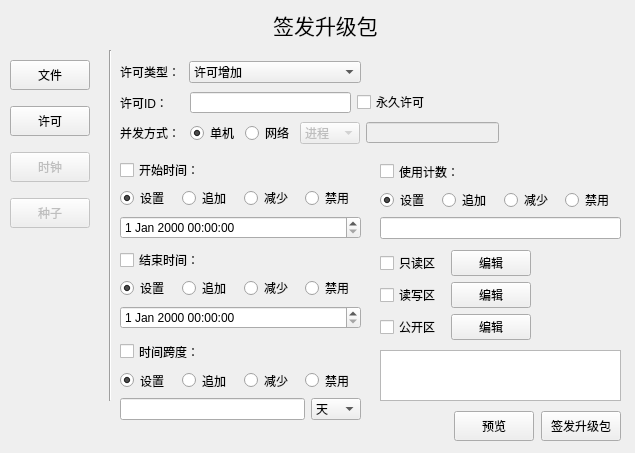
Above: SenseD2CAPI/licenseview.ui from R1turn0/QtProject before the change. Below: the same form after it.
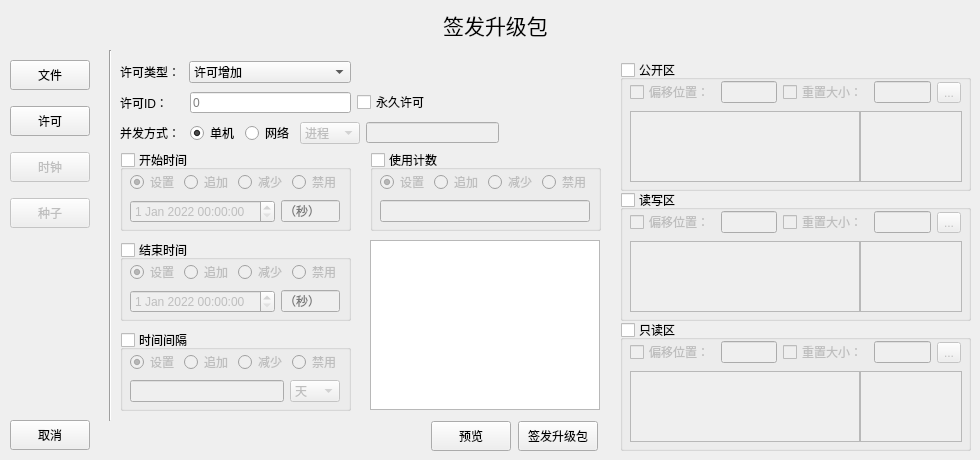
That is the form after the change.

```diff
--- a/SenseD2CAPI/licenseview.ui
+++ b/SenseD2CAPI/licenseview.ui
@@ -6,20 +6,20 @@
    <rect>
     <x>0</x>
     <y>0</y>
-    <width>635</width>
-    <height>453</height>
+    <width>980</width>
+    <height>460</height>
    </rect>
   </property>
   <property name="minimumSize">
    <size>
-    <width>635</width>
-    <height>453</height>
+    <width>980</width>
+    <height>460</height>
    </size>
   </property>
   <property name="maximumSize">
    <size>
-    <width>635</width>
-    <height>453</height>
+    <width>980</width>
+    <height>460</height>
    </size>
   </property>
   <property name="windowTitle">
@@ -30,7 +30,7 @@
     <rect>
      <x>40</x>
      <y>0</y>
-     <width>571</width>
+     <width>911</width>
      <height>51</height>
     </rect>
    </property>
@@ -44,234 +44,13 @@
      <x>100</x>
      <y>50</y>
      <width>20</width>
-     <height>351</height>
+     <height>371</height>
     </rect>
    </property>
    <property name="orientation">
     <enum>Qt::Vertical</enum>
    </property>
   </widget>
-  <widget class="QWidget" name="layoutWidget_2">
-   <property name="geometry">
-    <rect>
-     <x>120</x>
-     <y>340</y>
-     <width>241</width>
-     <height>80</height>
-    </rect>
-   </property>
-   <layout class="QVBoxLayout" name="TimeSpanLayout">
-    <item>
-     <widget class="QCheckBox" name="timeSpanCheckBox">
-      <property name="text">
-       <string>时间跨度：</string>
-      </property>
-     </widget>
-    </item>
-    <item>
-     <layout class="QHBoxLayout" name="horizontalLayout_7">
-      <item>
-       <widget class="QRadioButton" name="timeSpanSetRadioButton">
-        <property name="text">
-         <string>设置</string>
-        </property>
-        <property name="checked">
-         <bool>true</bool>
-        </property>
-       </widget>
-      </item>
-      <item>
-       <widget class="QRadioButton" name="timeSpanAddRadioButton">
-        <property name="text">
-         <string>追加</string>
-        </property>
-       </widget>
-      </item>
-      <item>
-       <widget class="QRadioButton" name="timeSpanSubRadioButton">
-        <property name="text">
-         <string>减少</string>
-        </property>
-       </widget>
-      </item>
-      <item>
-       <widget class="QRadioButton" name="timeSpanBanRadioButton">
-        <property name="text">
-         <string>禁用</string>
-        </property>
-       </widget>
-      </item>
-     </layout>
-    </item>
-    <item>
-     <layout class="QHBoxLayout" name="horizontalLayout_8">
-      <item>
-       <widget class="QLineEdit" name="timeSpanLineEdit"/>
-      </item>
-      <item>
-       <widget class="QComboBox" name="timeSpanComboBox">
-        <property name="minimumSize">
-         <size>
-          <width>50</width>
-          <height>0</height>
-         </size>
-        </property>
-        <property name="maximumSize">
-         <size>
-          <width>50</width>
-          <height>16777215</height>
-         </size>
-        </property>
-        <item>
-         <property name="text">
-          <string>天</string>
-         </property>
-        </item>
-        <item>
-         <property name="text">
-          <string>秒</string>
-         </property>
-        </item>
-       </widget>
-      </item>
-     </layout>
-    </item>
-   </layout>
-  </widget>
-  <widget class="QWidget" name="layoutWidget_5">
-   <property name="geometry">
-    <rect>
-     <x>120</x>
-     <y>250</y>
-     <width>241</width>
-     <height>79</height>
-    </rect>
-   </property>
-   <layout class="QVBoxLayout" name="OverTimeLayout">
-    <item>
-     <widget class="QCheckBox" name="overTimeCheckBox">
-      <property name="minimumSize">
-       <size>
-        <width>239</width>
-        <height>20</height>
-       </size>
-      </property>
-      <property name="maximumSize">
-       <size>
-        <width>239</width>
-        <height>20</height>
-       </size>
-      </property>
-      <property name="text">
-       <string>结束时间：</string>
-      </property>
-     </widget>
-    </item>
-    <item>
-     <layout class="QHBoxLayout" name="horizontalLayout_12">
-      <item>
-       <widget class="QRadioButton" name="overTimeSetRadioButton">
-        <property name="text">
-         <string>设置</string>
-        </property>
-        <property name="checked">
-         <bool>true</bool>
-        </property>
-       </widget>
-      </item>
-      <item>
-       <widget class="QRadioButton" name="overTimeAddRadioButton">
-        <property name="text">
-         <string>追加</string>
-        </property>
-       </widget>
-      </item>
-      <item>
-       <widget class="QRadioButton" name="overTimeSubRadioButton">
-        <property name="text">
-         <string>减少</string>
-        </property>
-       </widget>
-      </item>
-      <item>
-       <widget class="QRadioButton" name="overTimeBanRadioButton">
-        <property name="text">
-         <string>禁用</string>
-        </property>
-       </widget>
-      </item>
-     </layout>
-    </item>
-    <item>
-     <layout class="QHBoxLayout" name="horizontalLayout_13">
-      <item>
-       <widget class="QDateTimeEdit" name="endDateTimeEdit"/>
-      </item>
-     </layout>
-    </item>
-   </layout>
-  </widget>
-  <widget class="QWidget" name="layoutWidget_6">
-   <property name="geometry">
-    <rect>
-     <x>380</x>
-     <y>160</y>
-     <width>241</width>
-     <height>79</height>
-    </rect>
-   </property>
-   <layout class="QVBoxLayout" name="UseCountLayout">
-    <item>
-     <widget class="QCheckBox" name="useCountCheckBox">
-      <property name="text">
-       <string>使用计数：</string>
-      </property>
-     </widget>
-    </item>
-    <item>
-     <layout class="QHBoxLayout" name="horizontalLayout_14">
-      <item>
-       <widget class="QRadioButton" name="useCountSetRadioButton">
-        <property name="text">
-         <string>设置</string>
-        </property>
-        <property name="checked">
-         <bool>true</bool>
-        </property>
-       </widget>
-      </item>
-      <item>
-       <widget class="QRadioButton" name="useCountAddRadioButton">
-        <property name="text">
-         <string>追加</string>
-        </property>
-       </widget>
-      </item>
-      <item>
-       <widget class="QRadioButton" name="useCountSubRadioButton">
-        <property name="text">
-         <string>减少</string>
-        </property>
-       </widget>
-      </item>
-      <item>
-       <widget class="QRadioButton" name="useCountBanRadioButton">
-        <property name="text">
-         <string>禁用</string>
-        </property>
-       </widget>
-      </item>
-     </layout>
-    </item>
-    <item>
-     <layout class="QHBoxLayout" name="horizontalLayout_15">
-      <item>
-       <widget class="QLineEdit" name="useCountLineEdit"/>
-      </item>
-     </layout>
-    </item>
-   </layout>
-  </widget>
   <widget class="QWidget" name="layoutWidget">
    <property name="geometry">
     <rect>
@@ -369,8 +148,8 @@
   <widget class="QWidget" name="layoutWidget">
    <property name="geometry">
     <rect>
-     <x>453</x>
-     <y>410</y>
+     <x>430</x>
+     <y>420</y>
      <width>171</width>
      <height>32</height>
     </rect>
@@ -416,85 +195,12 @@
     </item>
    </layout>
   </widget>
-  <widget class="QWidget" name="layoutWidget">
-   <property name="geometry">
-    <rect>
-     <x>120</x>
-     <y>160</y>
-     <width>241</width>
-     <height>79</height>
-    </rect>
-   </property>
-   <layout class="QVBoxLayout" name="StartTimeLayout">
-    <item>
-     <widget class="QCheckBox" name="startTimeCheckBox">
-      <property name="minimumSize">
-       <size>
-        <width>239</width>
-        <height>20</height>
-       </size>
-      </property>
-      <property name="maximumSize">
-       <size>
-        <width>239</width>
-        <height>20</height>
-       </size>
-      </property>
-      <property name="text">
-       <string>开始时间：</string>
-      </property>
-     </widget>
-    </item>
-    <item>
-     <layout class="QHBoxLayout" name="horizontalLayout_5">
-      <item>
-       <widget class="QRadioButton" name="startTimeSetRadioButton">
-        <property name="text">
-         <string>设置</string>
-        </property>
-        <property name="checked">
-         <bool>true</bool>
-        </property>
-       </widget>
-      </item>
-      <item>
-       <widget class="QRadioButton" name="startTimeAddRadioButton">
-        <property name="text">
-         <string>追加</string>
-        </property>
-       </widget>
-      </item>
-      <item>
-       <widget class="QRadioButton" name="startTimeSubRadioButton">
-        <property name="text">
-         <string>减少</string>
-        </property>
-       </widget>
-      </item>
-      <item>
-       <widget class="QRadioButton" name="startTimeBanRadioButton">
-        <property name="text">
-         <string>禁用</string>
-        </property>
-       </widget>
-      </item>
-     </layout>
-    </item>
-    <item>
-     <layout class="QHBoxLayout" name="horizontalLayout_6">
-      <item>
-       <widget class="QDateTimeEdit" name="startDateTimeEdit"/>
-      </item>
-     </layout>
-    </item>
-   </layout>
-  </widget>
   <widget class="QWidget" name="layoutWidget">
    <property name="geometry">
     <rect>
      <x>120</x>
      <y>60</y>
-     <width>241</width>
+     <width>231</width>
      <height>24</height>
     </rect>
    </property>
@@ -662,82 +368,6 @@
     </item>
    </layout>
   </widget>
-  <widget class="QWidget" name="layoutWidget">
-   <property name="geometry">
-    <rect>
-     <x>380</x>
-     <y>250</y>
-     <width>151</width>
-     <height>92</height>
-    </rect>
-   </property>
-   <layout class="QVBoxLayout" name="DataLayout">
-    <item>
-     <layout class="QHBoxLayout" name="horizontalLayout_4">
-      <item>
-       <widget class="QCheckBox" name="readonlyCheckBox">
-        <property name="text">
-         <string>只读区</string>
-        </property>
-       </widget>
-      </item>
-      <item>
-       <widget class="QPushButton" name="readonlyButton">
-        <property name="text">
-         <string>编辑</string>
-        </property>
-       </widget>
-      </item>
-     </layout>
-    </item>
-    <item>
-     <layout class="QHBoxLayout" name="horizontalLayout_9">
-      <item>
-       <widget class="QCheckBox" name="readWriteCheckBox">
-        <property name="text">
-         <string>读写区</string>
-        </property>
-       </widget>
-      </item>
-      <item>
-       <widget class="QPushButton" name="readWriteButton">
-        <property name="text">
-         <string>编辑</string>
-        </property>
-       </widget>
-      </item>
-     </layout>
-    </item>
-    <item>
-     <layout class="QHBoxLayout" name="publicLayout">
-      <item>
-       <widget class="QCheckBox" name="publicCheckBox">
-        <property name="text">
-         <string>公开区</string>
-        </property>
-       </widget>
-      </item>
-      <item>
-       <widget class="QPushButton" name="publicButton">
-        <property name="text">
-         <string>编辑</string>
-        </property>
-       </widget>
-      </item>
-     </layout>
-    </item>
-   </layout>
-  </widget>
-  <widget class="QTextEdit" name="previewTextEdit">
-   <property name="geometry">
-    <rect>
-     <x>380</x>
-     <y>350</y>
-     <width>241</width>
-     <height>51</height>
-    </rect>
-   </property>
-  </widget>
   <widget class="QWidget" name="layoutWidget">
    <property name="geometry">
     <rect>
@@ -771,6 +401,9 @@
           <height>21</height>
          </size>
         </property>
+        <property name="placeholderText">
+         <string>0</string>
+        </property>
        </widget>
       </item>
      </layout>
@@ -796,6 +429,860 @@
     </item>
    </layout>
   </widget>
+  <widget class="QGroupBox" name="publicGroupBox">
+   <property name="geometry">
+    <rect>
+     <x>620</x>
+     <y>60</y>
+     <width>351</width>
+     <height>131</height>
+    </rect>
+   </property>
+   <property name="title">
+    <string>公开区</string>
+   </property>
+   <property name="checkable">
+    <bool>true</bool>
+   </property>
+   <property name="checked">
+    <bool>false</bool>
+   </property>
+   <widget class="QWidget" name="">
+    <property name="geometry">
+     <rect>
+      <x>10</x>
+      <y>50</y>
+      <width>332</width>
+      <height>73</height>
+     </rect>
+    </property>
+    <layout class="QHBoxLayout" name="horizontalLayout_3">
+     <property name="spacing">
+      <number>0</number>
+     </property>
+     <item>
+      <widget class="QTextEdit" name="pubHexTextEdit">
+       <property name="minimumSize">
+        <size>
+         <width>230</width>
+         <height>70</height>
+        </size>
+       </property>
+       <property name="maximumSize">
+        <size>
+         <width>231</width>
+         <height>71</height>
+        </size>
+       </property>
+       <property name="lineWidth">
+        <number>1</number>
+       </property>
+      </widget>
+     </item>
+     <item>
+      <widget class="QTextEdit" name="pubTextEdit">
+       <property name="minimumSize">
+        <size>
+         <width>100</width>
+         <height>70</height>
+        </size>
+       </property>
+       <property name="maximumSize">
+        <size>
+         <width>104</width>
+         <height>71</height>
+        </size>
+       </property>
+       <property name="lineWidth">
+        <number>1</number>
+       </property>
+      </widget>
+     </item>
+    </layout>
+   </widget>
+   <widget class="QWidget" name="">
+    <property name="geometry">
+     <rect>
+      <x>10</x>
+      <y>20</y>
+      <width>331</width>
+      <height>25</height>
+     </rect>
+    </property>
+    <layout class="QHBoxLayout" name="horizontalLayout_18">
+     <item>
+      <layout class="QHBoxLayout" name="horizontalLayout_10">
+       <item>
+        <widget class="QCheckBox" name="pubDeviationCheckBox">
+         <property name="text">
+          <string>偏移位置：</string>
+         </property>
+        </widget>
+       </item>
+       <item>
+        <widget class="QLineEdit" name="pubDeviationLineEdit">
+         <property name="enabled">
+          <bool>false</bool>
+         </property>
+         <property name="placeholderText">
+          <string/>
+         </property>
+        </widget>
+       </item>
+      </layout>
+     </item>
+     <item>
+      <layout class="QHBoxLayout" name="horizontalLayout_11">
+       <item>
+        <widget class="QCheckBox" name="pubResetSizeCheckBox">
+         <property name="text">
+          <string>重置大小：</string>
+         </property>
+        </widget>
+       </item>
+       <item>
+        <widget class="QLineEdit" name="pubResetSizeLineEdit">
+         <property name="enabled">
+          <bool>false</bool>
+         </property>
+         <property name="placeholderText">
+          <string/>
+         </property>
+        </widget>
+       </item>
+      </layout>
+     </item>
+     <item>
+      <widget class="QToolButton" name="pubFileSelectToolButton">
+       <property name="text">
+        <string>...</string>
+       </property>
+      </widget>
+     </item>
+    </layout>
+   </widget>
+  </widget>
+  <widget class="QGroupBox" name="readWriteGroupBox">
+   <property name="geometry">
+    <rect>
+     <x>620</x>
+     <y>190</y>
+     <width>351</width>
+     <height>131</height>
+    </rect>
+   </property>
+   <property name="title">
+    <string>读写区</string>
+   </property>
+   <property name="checkable">
+    <bool>true</bool>
+   </property>
+   <property name="checked">
+    <bool>false</bool>
+   </property>
+   <widget class="QWidget" name="layoutWidget_3">
+    <property name="geometry">
+     <rect>
+      <x>10</x>
+      <y>50</y>
+      <width>332</width>
+      <height>73</height>
+     </rect>
+    </property>
+    <layout class="QHBoxLayout" name="horizontalLayout_4">
+     <property name="spacing">
+      <number>0</number>
+     </property>
+     <item>
+      <widget class="QTextEdit" name="rwHexTextEdit">
+       <property name="minimumSize">
+        <size>
+         <width>230</width>
+         <height>70</height>
+        </size>
+       </property>
+       <property name="maximumSize">
+        <size>
+         <width>231</width>
+         <height>71</height>
+        </size>
+       </property>
+       <property name="lineWidth">
+        <number>1</number>
+       </property>
+      </widget>
+     </item>
+     <item>
+      <widget class="QTextEdit" name="rwTextEdit">
+       <property name="minimumSize">
+        <size>
+         <width>100</width>
+         <height>70</height>
+        </size>
+       </property>
+       <property name="maximumSize">
+        <size>
+         <width>104</width>
+         <height>71</height>
+        </size>
+       </property>
+       <property name="lineWidth">
+        <number>1</number>
+       </property>
+      </widget>
+     </item>
+    </layout>
+   </widget>
+   <widget class="QWidget" name="layoutWidget_4">
+    <property name="geometry">
+     <rect>
+      <x>10</x>
+      <y>20</y>
+      <width>331</width>
+      <height>25</height>
+     </rect>
+    </property>
+    <layout class="QHBoxLayout" name="horizontalLayout_19">
+     <item>
+      <layout class="QHBoxLayout" name="horizontalLayout_20">
+       <item>
+        <widget class="QCheckBox" name="rwDeviationCheckBox">
+         <property name="text">
+          <string>偏移位置：</string>
+         </property>
+        </widget>
+       </item>
+       <item>
+        <widget class="QLineEdit" name="rwDeviationLineEdit">
+         <property name="enabled">
+          <bool>false</bool>
+         </property>
+         <property name="placeholderText">
+          <string/>
+         </property>
+        </widget>
+       </item>
+      </layout>
+     </item>
+     <item>
+      <layout class="QHBoxLayout" name="horizontalLayout_21">
+       <item>
+        <widget class="QCheckBox" name="rwResetSizeCheckBox">
+         <property name="text">
+          <string>重置大小：</string>
+         </property>
+        </widget>
+       </item>
+       <item>
+        <widget class="QLineEdit" name="rwResetSizeLineEdit">
+         <property name="enabled">
+          <bool>false</bool>
+         </property>
+         <property name="placeholderText">
+          <string/>
+         </property>
+        </widget>
+       </item>
+      </layout>
+     </item>
+     <item>
+      <widget class="QToolButton" name="rwFileSelectToolButton">
+       <property name="text">
+        <string>...</string>
+       </property>
+      </widget>
+     </item>
+    </layout>
+   </widget>
+  </widget>
+  <widget class="QGroupBox" name="onlyReadGroupBox">
+   <property name="geometry">
+    <rect>
+     <x>620</x>
+     <y>320</y>
+     <width>351</width>
+     <height>131</height>
+    </rect>
+   </property>
+   <property name="title">
+    <string>只读区</string>
+   </property>
+   <property name="checkable">
+    <bool>true</bool>
+   </property>
+   <property name="checked">
+    <bool>false</bool>
+   </property>
+   <widget class="QWidget" name="layoutWidget_8">
+    <property name="geometry">
+     <rect>
+      <x>10</x>
+      <y>50</y>
+      <width>332</width>
+      <height>73</height>
+     </rect>
+    </property>
+    <layout class="QHBoxLayout" name="horizontalLayout_9">
+     <property name="spacing">
+      <number>0</number>
+     </property>
+     <item>
+      <widget class="QTextEdit" name="orHexTextEdit">
+       <property name="minimumSize">
+        <size>
+         <width>230</width>
+         <height>70</height>
+        </size>
+       </property>
+       <property name="maximumSize">
+        <size>
+         <width>231</width>
+         <height>71</height>
+        </size>
+       </property>
+       <property name="lineWidth">
+        <number>1</number>
+       </property>
+      </widget>
+     </item>
+     <item>
+      <widget class="QTextEdit" name="orTextEdit">
+       <property name="minimumSize">
+        <size>
+         <width>100</width>
+         <height>70</height>
+        </size>
+       </property>
+       <property name="maximumSize">
+        <size>
+         <width>104</width>
+         <height>71</height>
+        </size>
+       </property>
+       <property name="lineWidth">
+        <number>1</number>
+       </property>
+      </widget>
+     </item>
+    </layout>
+   </widget>
+   <widget class="QWidget" name="layoutWidget_9">
+    <property name="geometry">
+     <rect>
+      <x>10</x>
+      <y>20</y>
+      <width>331</width>
+      <height>25</height>
+     </rect>
+    </property>
+    <layout class="QHBoxLayout" name="horizontalLayout_22">
+     <item>
+      <layout class="QHBoxLayout" name="horizontalLayout_23">
+       <item>
+        <widget class="QCheckBox" name="orDeviationCheckBox">
+         <property name="text">
+          <string>偏移位置：</string>
+         </property>
+        </widget>
+       </item>
+       <item>
+        <widget class="QLineEdit" name="orDeviationLineEdit">
+         <property name="enabled">
+          <bool>false</bool>
+         </property>
+         <property name="placeholderText">
+          <string/>
+         </property>
+        </widget>
+       </item>
+      </layout>
+     </item>
+     <item>
+      <layout class="QHBoxLayout" name="horizontalLayout_24">
+       <item>
+        <widget class="QCheckBox" name="orResetSizeCheckBox">
+         <property name="text">
+          <string>重置大小：</string>
+         </property>
+        </widget>
+       </item>
+       <item>
+        <widget class="QLineEdit" name="orResetSizeLineEdit">
+         <property name="enabled">
+          <bool>false</bool>
+         </property>
+         <property name="placeholderText">
+          <string/>
+         </property>
+        </widget>
+       </item>
+      </layout>
+     </item>
+     <item>
+      <widget class="QToolButton" name="orFileSelectToolButton">
+       <property name="text">
+        <string>...</string>
+       </property>
+      </widget>
+     </item>
+    </layout>
+   </widget>
+  </widget>
+  <widget class="QGroupBox" name="startTimeCheckBox">
+   <property name="geometry">
+    <rect>
+     <x>120</x>
+     <y>150</y>
+     <width>231</width>
+     <height>81</height>
+    </rect>
+   </property>
+   <property name="title">
+    <string>开始时间</string>
+   </property>
+   <property name="checkable">
+    <bool>true</bool>
+   </property>
+   <property name="checked">
+    <bool>false</bool>
+   </property>
+   <widget class="QWidget" name="">
+    <property name="geometry">
+     <rect>
+      <x>10</x>
+      <y>20</y>
+      <width>210</width>
+      <height>53</height>
+     </rect>
+    </property>
+    <layout class="QVBoxLayout" name="verticalLayout_2">
+     <item>
+      <layout class="QHBoxLayout" name="horizontalLayout_5">
+       <item>
+        <widget class="QRadioButton" name="startTimeSetRadioButton">
+         <property name="enabled">
+          <bool>false</bool>
+         </property>
+         <property name="text">
+          <string>设置</string>
+         </property>
+         <property name="checked">
+          <bool>true</bool>
+         </property>
+        </widget>
+       </item>
+       <item>
+        <widget class="QRadioButton" name="startTimeAddRadioButton">
+         <property name="enabled">
+          <bool>false</bool>
+         </property>
+         <property name="text">
+          <string>追加</string>
+         </property>
+        </widget>
+       </item>
+       <item>
+        <widget class="QRadioButton" name="startTimeSubRadioButton">
+         <property name="enabled">
+          <bool>false</bool>
+         </property>
+         <property name="text">
+          <string>减少</string>
+         </property>
+        </widget>
+       </item>
+       <item>
+        <widget class="QRadioButton" name="startTimeBanRadioButton">
+         <property name="enabled">
+          <bool>false</bool>
+         </property>
+         <property name="text">
+          <string>禁用</string>
+         </property>
+        </widget>
+       </item>
+      </layout>
+     </item>
+     <item>
+      <layout class="QHBoxLayout" name="horizontalLayout_6">
+       <item>
+        <widget class="QDateTimeEdit" name="startDateTimeEdit">
+         <property name="dateTime">
+          <datetime>
+           <hour>0</hour>
+           <minute>0</minute>
+           <second>0</second>
+           <year>2022</year>
+           <month>1</month>
+           <day>1</day>
+          </datetime>
+         </property>
+        </widget>
+       </item>
+       <item>
+        <widget class="QLineEdit" name="startTimeLineEdit">
+         <property name="enabled">
+          <bool>false</bool>
+         </property>
+         <property name="placeholderText">
+          <string>（秒）</string>
+         </property>
+        </widget>
+       </item>
+      </layout>
+     </item>
+    </layout>
+   </widget>
+  </widget>
+  <widget class="QGroupBox" name="endTimeCheckBox">
+   <property name="geometry">
+    <rect>
+     <x>120</x>
+     <y>240</y>
+     <width>231</width>
+     <height>81</height>
+    </rect>
+   </property>
+   <property name="title">
+    <string>结束时间</string>
+   </property>
+   <property name="checkable">
+    <bool>true</bool>
+   </property>
+   <property name="checked">
+    <bool>false</bool>
+   </property>
+   <widget class="QWidget" name="layoutWidget_11">
+    <property name="geometry">
+     <rect>
+      <x>10</x>
+      <y>20</y>
+      <width>210</width>
+      <height>53</height>
+     </rect>
+    </property>
+    <layout class="QVBoxLayout" name="verticalLayout_4">
+     <item>
+      <layout class="QHBoxLayout" name="horizontalLayout_27">
+       <item>
+        <widget class="QRadioButton" name="endTimeSetRadioButton">
+         <property name="enabled">
+          <bool>false</bool>
+         </property>
+         <property name="text">
+          <string>设置</string>
+         </property>
+         <property name="checked">
+          <bool>true</bool>
+         </property>
+        </widget>
+       </item>
+       <item>
+        <widget class="QRadioButton" name="endTimeAddRadioButton">
+         <property name="enabled">
+          <bool>false</bool>
+         </property>
+         <property name="text">
+          <string>追加</string>
+         </property>
+        </widget>
+       </item>
+       <item>
+        <widget class="QRadioButton" name="endTimeSubRadioButton">
+         <property name="enabled">
+          <bool>false</bool>
+         </property>
+         <property name="text">
+          <string>减少</string>
+         </property>
+        </widget>
+       </item>
+       <item>
+        <widget class="QRadioButton" name="endTimeBanRadioButton">
+         <property name="enabled">
+          <bool>false</bool>
+         </property>
+         <property name="text">
+          <string>禁用</string>
+         </property>
+        </widget>
+       </item>
+      </layout>
+     </item>
+     <item>
+      <layout class="QHBoxLayout" name="horizontalLayout_28">
+       <item>
+        <widget class="QDateTimeEdit" name="endDateTimeEdit">
+         <property name="dateTime">
+          <datetime>
+           <hour>0</hour>
+           <minute>0</minute>
+           <second>0</second>
+           <year>2022</year>
+           <month>1</month>
+           <day>1</day>
+          </datetime>
+         </property>
+        </widget>
+       </item>
+       <item>
+        <widget class="QLineEdit" name="endTimeLineEdit">
+         <property name="enabled">
+          <bool>false</bool>
+         </property>
+         <property name="placeholderText">
+          <string>（秒）</string>
+         </property>
+        </widget>
+       </item>
+      </layout>
+     </item>
+    </layout>
+   </widget>
+  </widget>
+  <widget class="QGroupBox" name="timeSpanCheckBox">
+   <property name="geometry">
+    <rect>
+     <x>120</x>
+     <y>330</y>
+     <width>231</width>
+     <height>81</height>
+    </rect>
+   </property>
+   <property name="title">
+    <string>时间间隔</string>
+   </property>
+   <property name="checkable">
+    <bool>true</bool>
+   </property>
+   <property name="checked">
+    <bool>false</bool>
+   </property>
+   <widget class="QWidget" name="">
+    <property name="geometry">
+     <rect>
+      <x>10</x>
+      <y>20</y>
+      <width>210</width>
+      <height>54</height>
+     </rect>
+    </property>
+    <layout class="QVBoxLayout" name="verticalLayout_7">
+     <item>
+      <layout class="QHBoxLayout" name="horizontalLayout_7">
+       <item>
+        <widget class="QRadioButton" name="timeSpanSetRadioButton">
+         <property name="enabled">
+          <bool>false</bool>
+         </property>
+         <property name="text">
+          <string>设置</string>
+         </property>
+         <property name="checked">
+          <bool>true</bool>
+         </property>
+        </widget>
+       </item>
+       <item>
+        <widget class="QRadioButton" name="timeSpanAddRadioButton">
+         <property name="enabled">
+          <bool>false</bool>
+         </property>
+         <property name="text">
+          <string>追加</string>
+         </property>
+        </widget>
+       </item>
+       <item>
+        <widget class="QRadioButton" name="timeSpanSubRadioButton">
+         <property name="enabled">
+          <bool>false</bool>
+         </property>
+         <property name="text">
+          <string>减少</string>
+         </property>
+        </widget>
+       </item>
+       <item>
+        <widget class="QRadioButton" name="timeSpanBanRadioButton">
+         <property name="enabled">
+          <bool>false</bool>
+         </property>
+         <property name="text">
+          <string>禁用</string>
+         </property>
+        </widget>
+       </item>
+      </layout>
+     </item>
+     <item>
+      <layout class="QHBoxLayout" name="horizontalLayout_8">
+       <item>
+        <widget class="QLineEdit" name="timeSpanLineEdit"/>
+       </item>
+       <item>
+        <widget class="QComboBox" name="timeSpanComboBox">
+         <property name="minimumSize">
+          <size>
+           <width>50</width>
+           <height>0</height>
+          </size>
+         </property>
+         <property name="maximumSize">
+          <size>
+           <width>50</width>
+           <height>16777215</height>
+          </size>
+         </property>
+         <item>
+          <property name="text">
+           <string>天</string>
+          </property>
+         </item>
+         <item>
+          <property name="text">
+           <string>秒</string>
+          </property>
+         </item>
+        </widget>
+       </item>
+      </layout>
+     </item>
+    </layout>
+   </widget>
+  </widget>
+  <widget class="QGroupBox" name="useCountCheckBox">
+   <property name="geometry">
+    <rect>
+     <x>370</x>
+     <y>150</y>
+     <width>231</width>
+     <height>81</height>
+    </rect>
+   </property>
+   <property name="title">
+    <string>使用计数</string>
+   </property>
+   <property name="checkable">
+    <bool>true</bool>
+   </property>
+   <property name="checked">
+    <bool>false</bool>
+   </property>
+   <widget class="QWidget" name="">
+    <property name="geometry">
+     <rect>
+      <x>10</x>
+      <y>20</y>
+      <width>210</width>
+      <height>53</height>
+     </rect>
+    </property>
+    <layout class="QVBoxLayout" name="verticalLayout_6">
+     <item>
+      <layout class="QHBoxLayout" name="horizontalLayout_14">
+       <item>
+        <widget class="QRadioButton" name="useCountSetRadioButton">
+         <property name="enabled">
+          <bool>false</bool>
+         </property>
+         <property name="text">
+          <string>设置</string>
+         </property>
+         <property name="checked">
+          <bool>true</bool>
+         </property>
+        </widget>
+       </item>
+       <item>
+        <widget class="QRadioButton" name="useCountAddRadioButton">
+         <property name="enabled">
+          <bool>false</bool>
+         </property>
+         <property name="text">
+          <string>追加</string>
+         </property>
+        </widget>
+       </item>
+       <item>
+        <widget class="QRadioButton" name="useCountSubRadioButton">
+         <property name="enabled">
+          <bool>false</bool>
+         </property>
+         <property name="text">
+          <string>减少</string>
+         </property>
+        </widget>
+       </item>
+       <item>
+        <widget class="QRadioButton" name="useCountBanRadioButton">
+         <property name="enabled">
+          <bool>false</bool>
+         </property>
+         <property name="text">
+          <string>禁用</string>
+         </property>
+        </widget>
+       </item>
+      </layout>
+     </item>
+     <item>
+      <layout class="QHBoxLayout" name="horizontalLayout_15">
+       <item>
+        <widget class="QLineEdit" name="useCountLineEdit"/>
+       </item>
+      </layout>
+     </item>
+    </layout>
+   </widget>
+  </widget>
+  <widget class="QPushButton" name="cancelButton">
+   <property name="geometry">
+    <rect>
+     <x>10</x>
+     <y>420</y>
+     <width>80</width>
+     <height>30</height>
+    </rect>
+   </property>
+   <property name="minimumSize">
+    <size>
+     <width>80</width>
+     <height>30</height>
+    </size>
+   </property>
+   <property name="maximumSize">
+    <size>
+     <width>80</width>
+     <height>30</height>
+    </size>
+   </property>
+   <property name="text">
+    <string>取消</string>
+   </property>
+  </widget>
+  <widget class="QTextBrowser" name="previewTextBrowser">
+   <property name="geometry">
+    <rect>
+     <x>370</x>
+     <y>240</y>
+     <width>230</width>
+     <height>170</height>
+    </rect>
+   </property>
+   <property name="minimumSize">
+    <size>
+     <width>230</width>
+     <height>170</height>
+    </size>
+   </property>
+   <property name="maximumSize">
+    <size>
+     <width>230</width>
+     <height>170</height>
+    </size>
+   </property>
+  </widget>
  </widget>
  <resources/>
  <connections/>
```
